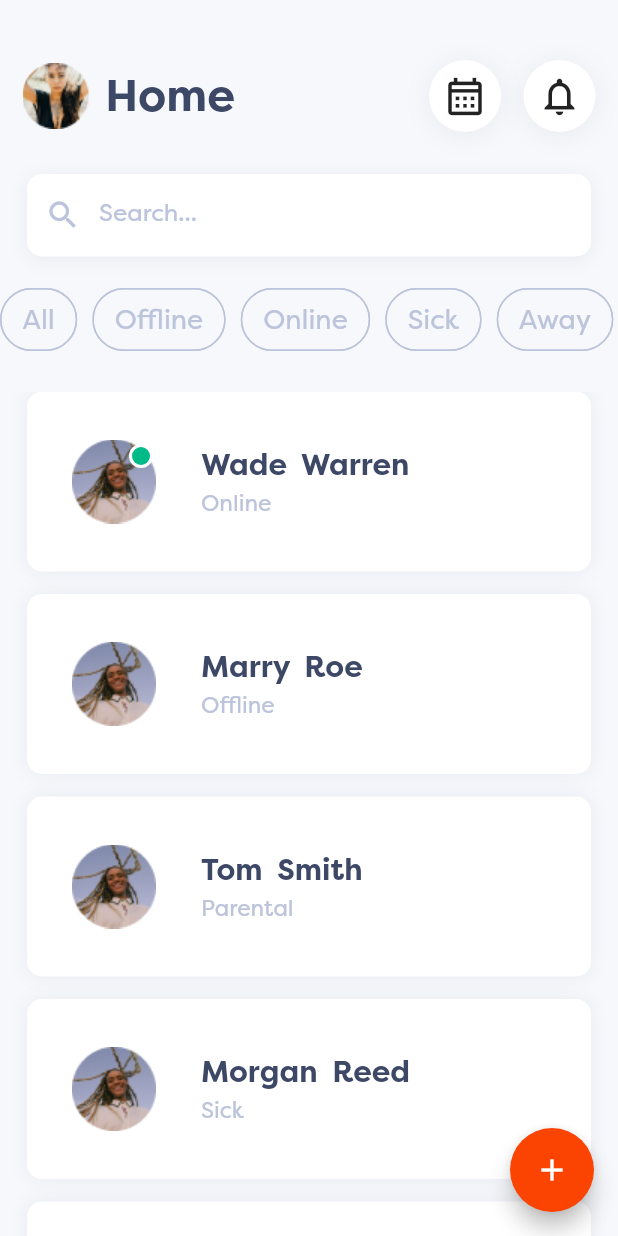
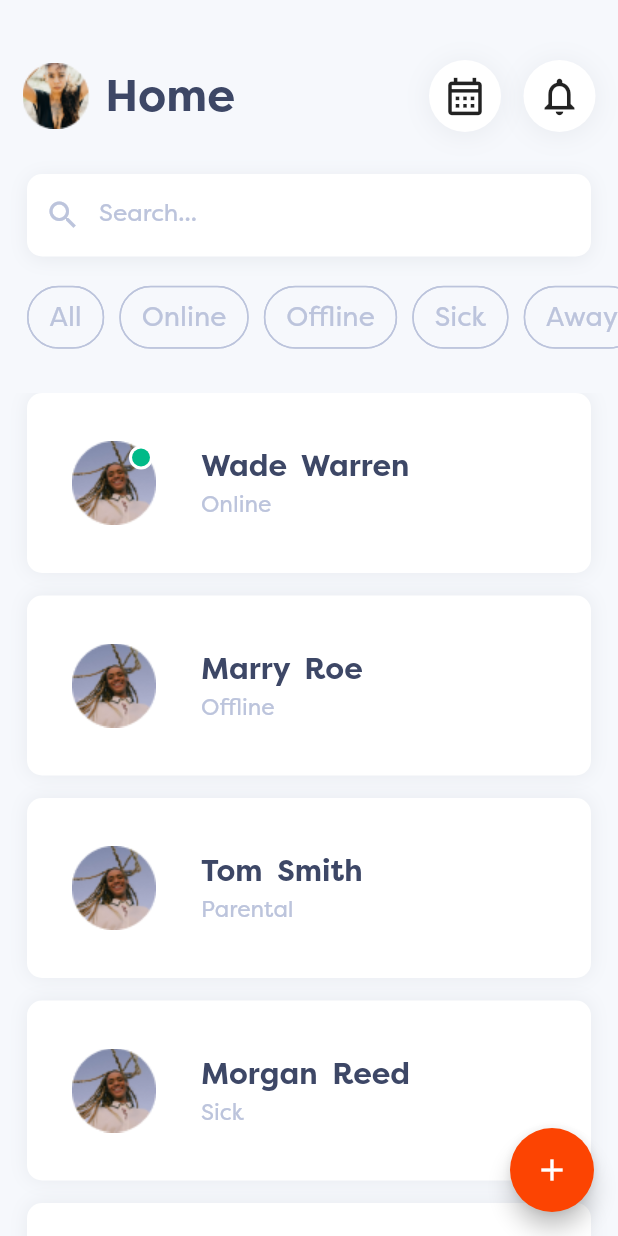
Before and after one commit to APuhanic/cobe-hive-mind-app-flutter, a Flutter app: the screen it shows after launch, on a phone screen of 412 x 824 dp. Run offline on Flutter 3.47's test engine with Material 2 defaults, Android fonts, the phone set to English and light mode, and no system bars; drawn by our look-alikes of flutter_speed_dial.

Commit message:
Refactor, custom expandalbe fab

```diff
--- a/lib/screens/home_screen.dart
+++ b/lib/screens/home_screen.dart
@@ -16,13 +16,13 @@ class HomeScreen extends StatelessWidget {
         children: <Widget>[
           AppHeader(),
           Padding(
-            padding: EdgeInsets.only(left: 18, right: 18, top: 28, bottom: 12),
+            padding: EdgeInsets.only(left: 18, right: 18, top: 28, bottom: 8),
             child: CobeSearchBar(),
           ),
           Padding(
             padding: EdgeInsets.only(bottom: 18),
             child: SizedBox(
-              height: 60,
+              height: 65,
               child: ChipList(),
             ),
           ),
--- a/lib/user_filter_provider.dart
+++ b/lib/user_filter_provider.dart
@@ -1,9 +1,10 @@
+import 'package:cobe_hive_mobile_app/widgets/chip_list.dart';
 import 'package:flutter/foundation.dart';
 
 class UserFilterProvider extends ChangeNotifier {
-  final Set<String> _selectedFilters = <String>{};
+  final Set<StatusFilter> _selectedFilters = <StatusFilter>{};
 
-  void toggleFilter(String filter) {
+  void toggleFilter(StatusFilter filter) {
     if (_selectedFilters.contains(filter)) {
       _selectedFilters.remove(filter);
     } else {
@@ -12,7 +13,7 @@ class UserFilterProvider extends ChangeNotifier {
     notifyListeners();
   }
 
-  bool isFilterSelected(String filter) {
+  bool isFilterSelected(StatusFilter filter) {
     return _selectedFilters.contains(filter);
   }
 
--- /dev/null
+++ b/lib/user_list_test.dart
@@ -0,0 +1,78 @@
+import 'package:cobe_hive_mobile_app/user_ui_model.dart';
+
+abstract class UserListTest {
+  static final List<UserUiModel> users = [
+    UserUiModel(
+      name: 'Wade ',
+      surname: 'Warren',
+      status: UserStatus.online,
+      description: 'Text here',
+    ),
+    UserUiModel(
+      name: 'Marry ',
+      surname: 'Roe',
+      status: UserStatus.offline,
+      description: 'Text here',
+    ),
+    UserUiModel(
+      name: 'Tom ',
+      surname: 'Smith',
+      status: UserStatus.parental,
+      description: 'Text here',
+    ),
+    UserUiModel(
+      name: 'Morgan ',
+      surname: 'Reed',
+      status: UserStatus.sick,
+      description: 'Text here',
+    ),
+    UserUiModel(
+      name: 'Jane ',
+      surname: 'Cooper',
+      status: UserStatus.vacation,
+      description: 'Text here',
+    ),
+    UserUiModel(
+      name: 'Arlene ',
+      surname: 'McCoy',
+      status: UserStatus.away,
+      description: 'Text here',
+    ),
+    UserUiModel(
+      name: 'Jonn ',
+      surname: 'Doe',
+      status: UserStatus.other,
+      description: 'Text here',
+    ),
+    UserUiModel(
+      name: 'Bobby ',
+      surname: 'Brown',
+      status: UserStatus.online,
+      description: 'Text here',
+    ),
+    UserUiModel(
+      name: 'George ',
+      surname: 'Smith',
+      status: UserStatus.offline,
+      description: 'Text here',
+    ),
+    UserUiModel(
+      name: 'Tom ',
+      surname: 'Smith',
+      status: UserStatus.parental,
+      description: 'Text here',
+    ),
+    UserUiModel(
+      name: 'Morgan ',
+      surname: 'Reed',
+      status: UserStatus.sick,
+      description: 'Text here',
+    ),
+    UserUiModel(
+      name: 'Jane ',
+      surname: 'Cooper',
+      status: UserStatus.vacation,
+      description: 'Text here',
+    ),
+  ];
+}
--- a/lib/widgets/chip_list.dart
+++ b/lib/widgets/chip_list.dart
@@ -4,7 +4,8 @@ import 'package:flutter/material.dart';
 import 'package:cobe_hive_mobile_app/user_filter_provider.dart';
 import 'package:provider/provider.dart';
 
-enum ChipStatus {
+enum StatusFilter {
+  all,
   online,
   offline,
   sick,
@@ -12,19 +13,7 @@ enum ChipStatus {
   vacation,
   parental,
   other,
-  all,
 }
-
-final List<String> statusFilter = [
-  'All',
-  'Offline',
-  'Online',
-  'Sick',
-  'Away',
-  'Vacation',
-  'Parental',
-  'Other'
-];
 
 class ChipList extends StatefulWidget {
   const ChipList({super.key});
@@ -39,21 +28,23 @@ class _ChipListState extends State<ChipList> {
     final userFilterProvider = Provider.of<UserFilterProvider>(context);
     return ListView.separated(
       scrollDirection: Axis.horizontal,
-      itemCount: statusFilter.length,
+      itemCount: StatusFilter.values.length,
+      padding: const EdgeInsets.symmetric(horizontal: 18),
       separatorBuilder: (context, index) => const SizedBox(width: 10),
       itemBuilder: (context, index) {
         final isSelected =
-            userFilterProvider.isFilterSelected(statusFilter[index]);
+            userFilterProvider.isFilterSelected(StatusFilter.values[index]);
         return FilterChip(
           onSelected: (bool selected) => setState(
             () {
-              userFilterProvider.toggleFilter(statusFilter[index]);
+              userFilterProvider.toggleFilter(StatusFilter.values[index]);
             },
           ),
           selected: isSelected,
           label: Padding(
             padding: const EdgeInsets.symmetric(horizontal: 6.0, vertical: 5.0),
-            child: Text(statusFilter[index],
+            child: Text(
+                '${StatusFilter.values[index].toString().split('.').last[0].toUpperCase()}${StatusFilter.values[index].toString().split('.').last.substring(1)}',
                 style: TextStyle(
                   color: isSelected
                       ? AppColors.textSecondary
--- a/lib/widgets/employee_card_list.dart
+++ b/lib/widgets/employee_card_list.dart
@@ -1,101 +1,44 @@
+import 'package:cobe_hive_mobile_app/user_list_test.dart';
 import 'package:cobe_hive_mobile_app/user_search_provider.dart';
 import 'package:cobe_hive_mobile_app/user_ui_model.dart';
+import 'package:cobe_hive_mobile_app/widgets/chip_list.dart';
 import 'package:cobe_hive_mobile_app/widgets/employee_card.dart';
 import 'package:flutter/material.dart';
 import 'package:provider/provider.dart';
 import 'package:cobe_hive_mobile_app/user_filter_provider.dart';
+
+final statusFilterMap = {
+  UserStatus.online: StatusFilter.online,
+  UserStatus.offline: StatusFilter.offline,
+  UserStatus.sick: StatusFilter.sick,
+  UserStatus.away: StatusFilter.away,
+  UserStatus.vacation: StatusFilter.vacation,
+  UserStatus.parental: StatusFilter.parental,
+  UserStatus.other: StatusFilter.other,
+};
 
 class EmployeeCardList extends StatelessWidget {
   const EmployeeCardList({super.key});
 
   @override
   Widget build(BuildContext context) {
-    final List<UserUiModel> users = [
-      UserUiModel(
-        name: 'Wade ',
-        surname: 'Warren',
-        status: UserStatus.online,
-        description: 'Text here',
-      ),
-      UserUiModel(
-        name: 'Marry ',
-        surname: 'Roe',
-        status: UserStatus.offline,
-        description: 'Text here',
-      ),
-      UserUiModel(
-        name: 'Tom ',
-        surname: 'Smith',
-        status: UserStatus.parental,
-        description: 'Text here',
-      ),
-      UserUiModel(
-        name: 'Morgan ',
-        surname: 'Reed',
-        status: UserStatus.sick,
-        description: 'Text here',
-      ),
-      UserUiModel(
-        name: 'Jane ',
-        surname: 'Cooper',
-        status: UserStatus.vacation,
-        description: 'Text here',
-      ),
-      UserUiModel(
-        name: 'Arlene ',
-        surname: 'McCoy',
-        status: UserStatus.away,
-        description: 'Text here',
-      ),
-      UserUiModel(
-        name: 'Jonn ',
-        surname: 'Doe',
-        status: UserStatus.other,
-        description: 'Text here',
-      ),
-    ];
     final userFilter = Provider.of<UserFilterProvider>(context);
     final searchFilter = Provider.of<UserSearchProvider>(context);
-    List<UserUiModel> filteredUsers = users.where(
+
+    List<UserUiModel> filteredUsers = UserListTest.users.where(
       (user) {
-        if (userFilter.isFilterSelected('All') || userFilter.isFilterEmpty()) {
+        if (userFilter.isFilterSelected(StatusFilter.all) ||
+            userFilter.isFilterEmpty()) {
           return true;
         }
-        if (userFilter.isFilterSelected('Online') &&
-            user.status == UserStatus.online) {
-          return true;
-        }
-        if (userFilter.isFilterSelected('Offline') &&
-            user.status == UserStatus.offline) {
-          return true;
-        }
-        if (userFilter.isFilterSelected('Sick') &&
-            user.status == UserStatus.sick) {
-          return true;
-        }
-        if (userFilter.isFilterSelected('Away') &&
-            user.status == UserStatus.away) {
-          return true;
-        }
-        if (userFilter.isFilterSelected('Vacation') &&
-            user.status == UserStatus.vacation) {
-          return true;
-        }
-        if (userFilter.isFilterSelected('Parental') &&
-            user.status == UserStatus.parental) {
-          return true;
-        }
-        if (userFilter.isFilterSelected('Other') &&
-            user.status == UserStatus.other) {
-          return true;
-        }
-        return false;
+
+        final userStatusFilter = statusFilterMap[user.status];
+        return userFilter.isFilterSelected(userStatusFilter!);
       },
     ).toList();
 
     List<UserUiModel> searchedUsers = filteredUsers.where(
       (user) {
-        debugPrint(user.name.toLowerCase() + user.surname.toLowerCase());
         if (searchFilter.searchQuery.isEmpty) {
           return true;
         }
--- a/lib/widgets/expandable_fab.dart
+++ b/lib/widgets/expandable_fab.dart
@@ -24,6 +24,10 @@ class ExpandableFAB extends StatelessWidget {
       childPadding: const EdgeInsets.only(right: 90),
       children: [
         SpeedDialChild(
+          width: 240,
+          height: 40,
+          blurRadius: 28,
+          shadowColor: AppColors.orangeShadow,
           backgroundColor: AppColors.primary,
           child: const Padding(
             padding: EdgeInsets.symmetric(horizontal: 8.0),
@@ -37,6 +41,10 @@ class ExpandableFAB extends StatelessWidget {
           ),
         ),
         SpeedDialChild(
+          width: 220,
+          height: 40,
+          blurRadius: 28,
+          shadowColor: AppColors.orangeShadow,
           backgroundColor: AppColors.primary,
           child: const Padding(
             padding: EdgeInsets.symmetric(horizontal: 8),
--- a/pubspec.yaml
+++ b/pubspec.yaml
@@ -35,7 +35,9 @@ dependencies:
   # The following adds the Cupertino Icons font to your application.
   # Use with the CupertinoIcons class for iOS style icons.
   cupertino_icons: ^1.0.2
-  flutter_speed_dial: ^7.0.0
+  flutter_speed_dial:
+    git:
+      url: https://github.com/APuhanic/flutter_speed_dial_modified.git
   provider: ^6.0.5
 
 
```
Also changed, not shown: pubspec.lock.
